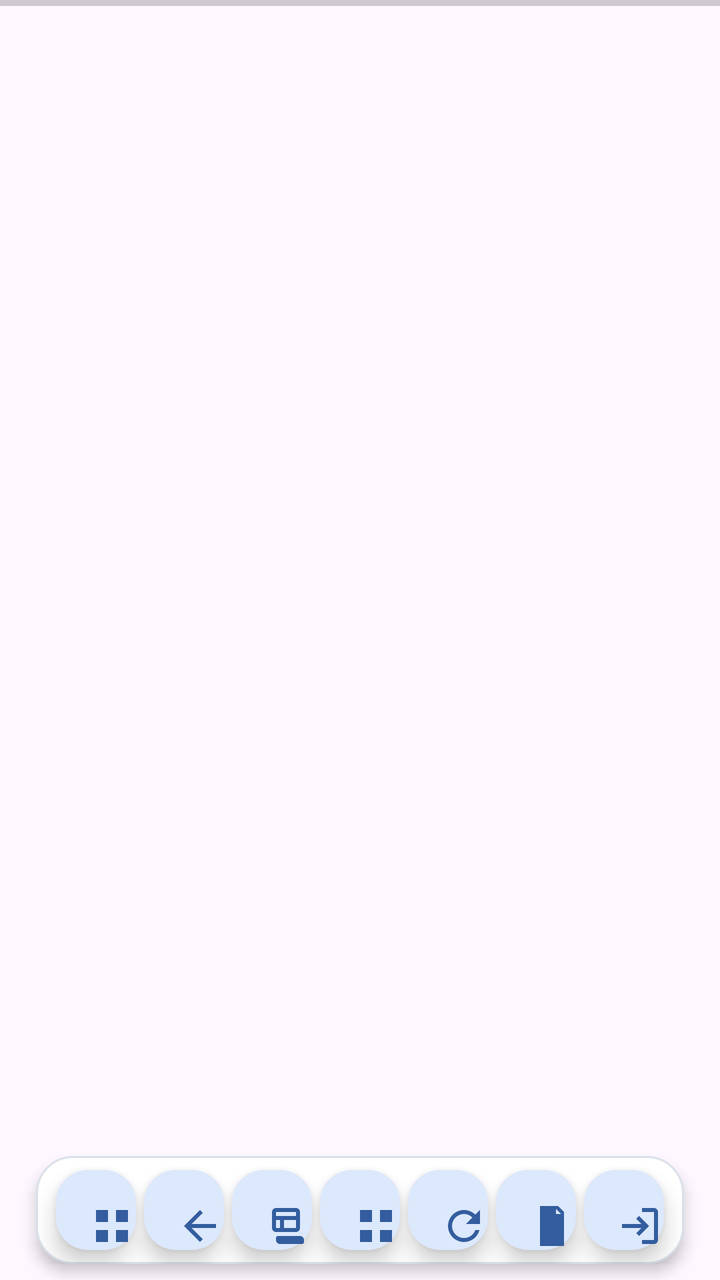
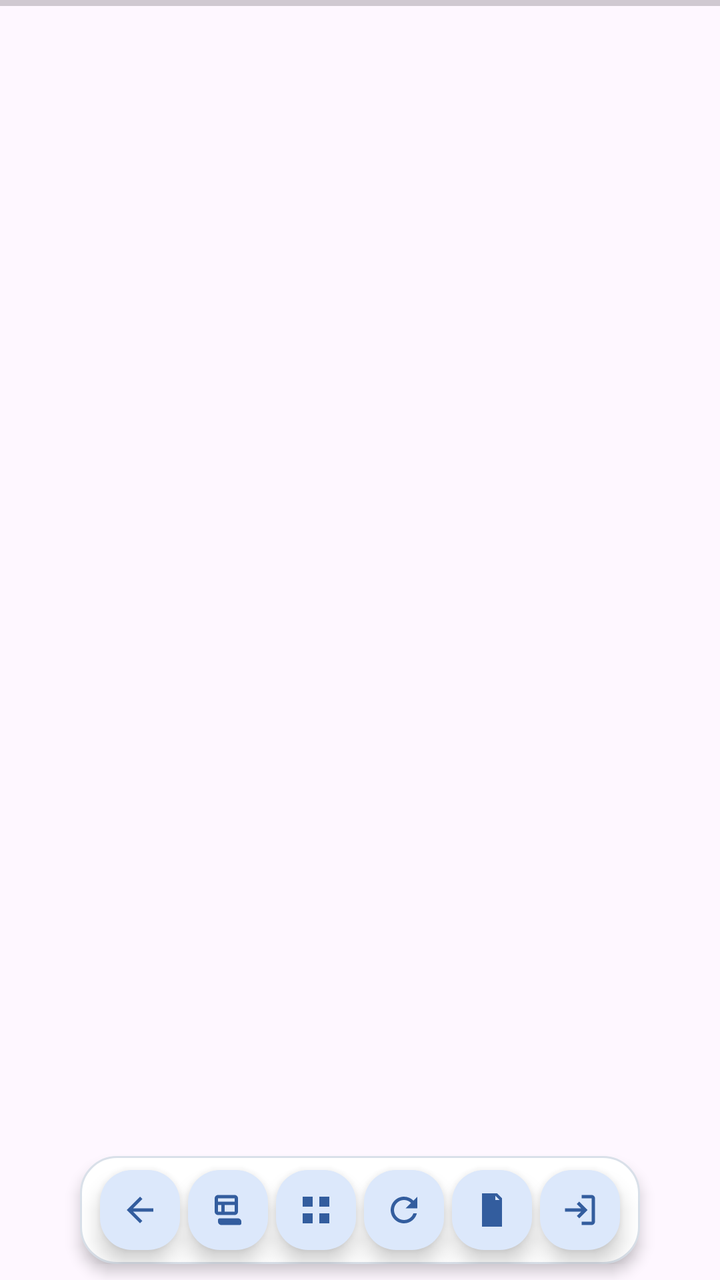

An Android layout rendered at two revisions. The XML below is the earlier revision; the diff shows what the commit changed to produce the second picture.
<!-- AndroidManifest.xml: application theme Theme.SiteHub -->
<!-- res/layout/activity_web.xml -->
<FrameLayout xmlns:android="http://schemas.android.com/apk/res/android" xmlns:app="http://schemas.android.com/apk/res-auto" android:layout_width="match_parent" android:layout_height="match_parent">
    <FrameLayout android:id="@+id/webViewContainer" android:layout_width="match_parent" android:layout_height="match_parent" android:layout_marginTop="52dp" android:layout_marginBottom="70dp" />
    <ProgressBar android:id="@+id/progress" style="?android:attr/progressBarStyleHorizontal" android:layout_width="match_parent" android:layout_height="3dp" android:layout_gravity="top" android:max="100" />
    <HorizontalScrollView android:id="@+id/windowTabScroller" android:layout_width="match_parent" android:layout_height="28dp" android:layout_gravity="top" android:layout_marginTop="8dp" android:fillViewport="false" android:scrollbars="none">
        <LinearLayout android:id="@+id/windowTabs" android:layout_width="wrap_content" android:layout_height="match_parent" android:paddingStart="12dp" android:paddingEnd="12dp" android:gravity="center_vertical" android:orientation="horizontal" />
    </HorizontalScrollView>
    <LinearLayout android:id="@+id/actionDrawer" android:layout_width="wrap_content" android:layout_height="54dp" android:layout_gravity="bottom|center_horizontal" android:layout_marginBottom="8dp" android:background="@drawable/bg_action_bar" android:clipToPadding="false" android:elevation="4dp" android:gravity="center" android:orientation="horizontal">
        <com.google.android.material.floatingactionbutton.FloatingActionButton android:id="@+id/menuButton" android:layout_width="40dp" android:layout_height="40dp" android:layout_marginStart="8dp" android:contentDescription="切换网站" android:elevation="0dp" android:padding="10dp" app:backgroundTint="@color/action_button_selected" app:fabSize="mini" app:srcCompat="@drawable/ic_sites" app:tint="@color/action_icon" />
        <com.google.android.material.floatingactionbutton.FloatingActionButton android:id="@+id/backButton" android:layout_width="40dp" android:layout_height="40dp" android:layout_marginStart="4dp" android:contentDescription="返回" android:elevation="0dp" android:padding="10dp" app:backgroundTint="@color/action_button_selected" app:fabSize="mini" app:srcCompat="@drawable/ic_back" app:tint="@color/action_icon" />
        <com.google.android.material.floatingactionbutton.FloatingActionButton android:id="@+id/windowButton" android:layout_width="40dp" android:layout_height="40dp" android:layout_marginStart="4dp" android:contentDescription="切换窗口" android:elevation="0dp" android:padding="10dp" app:backgroundTint="@color/action_button_selected" app:fabSize="mini" app:srcCompat="@drawable/ic_windows" app:tint="@color/action_icon" />
        <com.google.android.material.floatingactionbutton.FloatingActionButton android:id="@+id/switchSiteButton" android:layout_width="40dp" android:layout_height="40dp" android:layout_marginStart="4dp" android:contentDescription="新建窗口" android:elevation="0dp" android:padding="10dp" app:backgroundTint="@color/action_button_selected" app:fabSize="mini" app:srcCompat="@drawable/ic_sites" app:tint="@color/action_icon" />
        <com.google.android.material.floatingactionbutton.FloatingActionButton android:id="@+id/refreshButton" android:layout_width="40dp" android:layout_height="40dp" android:layout_marginStart="4dp" android:contentDescription="刷新" android:elevation="0dp" android:padding="10dp" app:backgroundTint="@color/action_button_selected" app:fabSize="mini" app:srcCompat="@drawable/ic_refresh" app:tint="@color/action_icon" />
        <com.google.android.material.floatingactionbutton.FloatingActionButton android:id="@+id/clearCacheButton" android:layout_width="40dp" android:layout_height="40dp" android:layout_marginStart="4dp" android:contentDescription="清空网页缓存" android:elevation="0dp" android:padding="10dp" app:backgroundTint="@color/action_button_selected" app:fabSize="mini" app:srcCompat="@drawable/ic_cache" app:tint="@color/action_icon" />
        <com.google.android.material.floatingactionbutton.FloatingActionButton android:id="@+id/clearLoginButton" android:layout_width="40dp" android:layout_height="40dp" android:layout_marginStart="4dp" android:layout_marginEnd="8dp" android:contentDescription="清除登录状态" android:elevation="0dp" android:padding="10dp" app:backgroundTint="@color/action_button_selected" app:fabSize="mini" app:srcCompat="@drawable/ic_login" app:tint="@color/action_icon" />
    </LinearLayout>
</FrameLayout>
<!-- resources referenced by this layout -->
<resources>
  <color name="action_button_selected">#DCE8FB</color>
  <color name="action_icon">#335D9E</color>
  <!-- drawable bg_action_bar (drawable) -->
  <shape xmlns:android="http://schemas.android.com/apk/res/android">
      <solid android:color="@color/action_bar_background" />
      <stroke android:width="1dp" android:color="@color/action_bar_stroke" />
      <corners android:radius="18dp" />
      <padding android:left="2dp" android:top="2dp" android:right="2dp" android:bottom="2dp" />
  </shape>
  <!-- drawable ic_back (drawable) -->
  <vector xmlns:android="http://schemas.android.com/apk/res/android" android:width="24dp" android:height="24dp" android:viewportWidth="24" android:viewportHeight="24">
      <path android:fillColor="#312E81" android:pathData="M20,11L7.83,11l5.59,-5.59L12,4l-8,8 8,8 1.41,-1.41L7.83,13L20,13z" />
  </vector>
  <!-- drawable ic_cache (drawable) -->
  <vector xmlns:android="http://schemas.android.com/apk/res/android" android:width="24dp" android:height="24dp" android:viewportWidth="24" android:viewportHeight="24"><path android:fillColor="#312E81" android:pathData="M6,2h9l3,3v17H6zM14,3.5V6h2.5zM8,10h8v2H8zM8,14h8v2H8zM8,18h5v2H8z" /></vector>
  <!-- drawable ic_login (drawable) -->
  <vector xmlns:android="http://schemas.android.com/apk/res/android" android:width="24dp" android:height="24dp" android:viewportWidth="24" android:viewportHeight="24"><path android:fillColor="#312E81" android:pathData="M10.09,15.59L11.5,17l5,-5 -5,-5 -1.41,1.41L12.67,11H3v2h9.67zM19,3h-6v2h6v14h-6v2h6c1.1,0 2,-0.9 2,-2V5c0,-1.1 -0.9,-2 -2,-2z" /></vector>
  <!-- drawable ic_refresh (drawable) -->
  <vector xmlns:android="http://schemas.android.com/apk/res/android" android:width="24dp" android:height="24dp" android:viewportWidth="24" android:viewportHeight="24"><path android:fillColor="#312E81" android:pathData="M17.65,6.35C16.2,4.9 14.21,4 12,4c-4.42,0 -7.99,3.58 -7.99,8s3.57,8 7.99,8c3.73,0 6.84,-2.55 7.73,-6h-2.08c-0.82,2.33 -3.04,4 -5.65,4 -3.31,0 -6,-2.69 -6,-6s2.69,-6 6,-6c1.66,0 3.14,0.69 4.22,1.78L13,11h7V4z" /></vector>
  <!-- drawable ic_sites (drawable) -->
  <vector xmlns:android="http://schemas.android.com/apk/res/android" android:width="24dp" android:height="24dp" android:viewportWidth="24" android:viewportHeight="24"><path android:fillColor="#312E81" android:pathData="M4,4h6v6H4zM14,4h6v6h-6zM4,14h6v6H4zM14,14h6v6h-6z" /></vector>
  <!-- drawable ic_windows (drawable) -->
  <vector xmlns:android="http://schemas.android.com/apk/res/android" android:width="24dp" android:height="24dp" android:viewportWidth="24" android:viewportHeight="24">
      <path android:fillColor="#FF243348" android:pathData="M4,5C4,3.9 4.9,3 6,3h10c1.1,0 2,0.9 2,2v8c0,1.1 -0.9,2 -2,2H6c-1.1,0 -2,-0.9 -2,-2V5zM6,5v2h10V5H6zM8,9H6v4h2V9zM16,9H10v4h6V9zM8,17h10c1.1,0 2,0.9 2,2v1c0,0.6 -0.4,1 -1,1H8c-1.1,0 -2,-0.9 -2,-2v-1c0,-0.6 0.4,-1 1,-1h1z" />
  </vector>
  <style name="Theme.SiteHub" parent="Theme.Material3.DayNight.NoActionBar">
          <item name="android:fontFamily">sans</item>
          <item name="android:colorAccent">@color/indigo_700</item>
          <item name="android:windowLightStatusBar">true</item>
          <item name="android:statusBarColor">@color/surface_primary</item>
          <item name="android:navigationBarColor">@android:color/white</item>
      </style>
  <color name="action_bar_background">#FFFFFF</color>
  <color name="action_bar_stroke">#D9E0E9</color>
  <color name="indigo_700">#4F46E5</color>
  <color name="surface_primary">#F8F7FF</color>
</resources>

<!-- the commit's change to res/layout/activity_web.xml (unified diff, before → after) -->
@@ -5,12 +5,11 @@
         <LinearLayout android:id="@+id/windowTabs" android:layout_width="wrap_content" android:layout_height="match_parent" android:paddingStart="12dp" android:paddingEnd="12dp" android:gravity="center_vertical" android:orientation="horizontal" />
     </HorizontalScrollView>
     <LinearLayout android:id="@+id/actionDrawer" android:layout_width="wrap_content" android:layout_height="54dp" android:layout_gravity="bottom|center_horizontal" android:layout_marginBottom="8dp" android:background="@drawable/bg_action_bar" android:clipToPadding="false" android:elevation="4dp" android:gravity="center" android:orientation="horizontal">
-        <com.google.android.material.floatingactionbutton.FloatingActionButton android:id="@+id/menuButton" android:layout_width="40dp" android:layout_height="40dp" android:layout_marginStart="8dp" android:contentDescription="切换网站" android:elevation="0dp" android:padding="10dp" app:backgroundTint="@color/action_button_selected" app:fabSize="mini" app:srcCompat="@drawable/ic_sites" app:tint="@color/action_icon" />
-        <com.google.android.material.floatingactionbutton.FloatingActionButton android:id="@+id/backButton" android:layout_width="40dp" android:layout_height="40dp" android:layout_marginStart="4dp" android:contentDescription="返回" android:elevation="0dp" android:padding="10dp" app:backgroundTint="@color/action_button_selected" app:fabSize="mini" app:srcCompat="@drawable/ic_back" app:tint="@color/action_icon" />
-        <com.google.android.material.floatingactionbutton.FloatingActionButton android:id="@+id/windowButton" android:layout_width="40dp" android:layout_height="40dp" android:layout_marginStart="4dp" android:contentDescription="切换窗口" android:elevation="0dp" android:padding="10dp" app:backgroundTint="@color/action_button_selected" app:fabSize="mini" app:srcCompat="@drawable/ic_windows" app:tint="@color/action_icon" />
-        <com.google.android.material.floatingactionbutton.FloatingActionButton android:id="@+id/switchSiteButton" android:layout_width="40dp" android:layout_height="40dp" android:layout_marginStart="4dp" android:contentDescription="新建窗口" android:elevation="0dp" android:padding="10dp" app:backgroundTint="@color/action_button_selected" app:fabSize="mini" app:srcCompat="@drawable/ic_sites" app:tint="@color/action_icon" />
-        <com.google.android.material.floatingactionbutton.FloatingActionButton android:id="@+id/refreshButton" android:layout_width="40dp" android:layout_height="40dp" android:layout_marginStart="4dp" android:contentDescription="刷新" android:elevation="0dp" android:padding="10dp" app:backgroundTint="@color/action_button_selected" app:fabSize="mini" app:srcCompat="@drawable/ic_refresh" app:tint="@color/action_icon" />
-        <com.google.android.material.floatingactionbutton.FloatingActionButton android:id="@+id/clearCacheButton" android:layout_width="40dp" android:layout_height="40dp" android:layout_marginStart="4dp" android:contentDescription="清空网页缓存" android:elevation="0dp" android:padding="10dp" app:backgroundTint="@color/action_button_selected" app:fabSize="mini" app:srcCompat="@drawable/ic_cache" app:tint="@color/action_icon" />
-        <com.google.android.material.floatingactionbutton.FloatingActionButton android:id="@+id/clearLoginButton" android:layout_width="40dp" android:layout_height="40dp" android:layout_marginStart="4dp" android:layout_marginEnd="8dp" android:contentDescription="清除登录状态" android:elevation="0dp" android:padding="10dp" app:backgroundTint="@color/action_button_selected" app:fabSize="mini" app:srcCompat="@drawable/ic_login" app:tint="@color/action_icon" />
+        <com.google.android.material.floatingactionbutton.FloatingActionButton android:id="@+id/backButton" android:layout_width="40dp" android:layout_height="40dp" android:layout_gravity="center_vertical" android:layout_marginStart="8dp" android:contentDescription="返回" android:elevation="0dp" app:backgroundTint="@color/action_button_selected" app:ensureMinTouchTargetSize="false" app:fabCustomSize="40dp" app:maxImageSize="20dp" app:srcCompat="@drawable/ic_back" app:tint="@color/action_icon" />
+        <com.google.android.material.floatingactionbutton.FloatingActionButton android:id="@+id/windowButton" android:layout_width="40dp" android:layout_height="40dp" android:layout_gravity="center_vertical" android:layout_marginStart="4dp" android:contentDescription="切换窗口" android:elevation="0dp" app:backgroundTint="@color/action_button_selected" app:ensureMinTouchTargetSize="false" app:fabCustomSize="40dp" app:maxImageSize="20dp" app:srcCompat="@drawable/ic_windows" app:tint="@color/action_icon" />
+        <com.google.android.material.floatingactionbutton.FloatingActionButton android:id="@+id/switchSiteButton" android:layout_width="40dp" android:layout_height="40dp" android:layout_gravity="center_vertical" android:layout_marginStart="4dp" android:contentDescription="切换网站" android:elevation="0dp" app:backgroundTint="@color/action_button_selected" app:ensureMinTouchTargetSize="false" app:fabCustomSize="40dp" app:maxImageSize="20dp" app:srcCompat="@drawable/ic_sites" app:tint="@color/action_icon" />
+        <com.google.android.material.floatingactionbutton.FloatingActionButton android:id="@+id/refreshButton" android:layout_width="40dp" android:layout_height="40dp" android:layout_gravity="center_vertical" android:layout_marginStart="4dp" android:contentDescription="刷新" android:elevation="0dp" app:backgroundTint="@color/action_button_selected" app:ensureMinTouchTargetSize="false" app:fabCustomSize="40dp" app:maxImageSize="20dp" app:srcCompat="@drawable/ic_refresh" app:tint="@color/action_icon" />
+        <com.google.android.material.floatingactionbutton.FloatingActionButton android:id="@+id/clearCacheButton" android:layout_width="40dp" android:layout_height="40dp" android:layout_gravity="center_vertical" android:layout_marginStart="4dp" android:contentDescription="清空网页缓存" android:elevation="0dp" app:backgroundTint="@color/action_button_selected" app:ensureMinTouchTargetSize="false" app:fabCustomSize="40dp" app:maxImageSize="20dp" app:srcCompat="@drawable/ic_cache" app:tint="@color/action_icon" />
+        <com.google.android.material.floatingactionbutton.FloatingActionButton android:id="@+id/clearLoginButton" android:layout_width="40dp" android:layout_height="40dp" android:layout_gravity="center_vertical" android:layout_marginStart="4dp" android:layout_marginEnd="8dp" android:contentDescription="清除登录状态" android:elevation="0dp" app:backgroundTint="@color/action_button_selected" app:ensureMinTouchTargetSize="false" app:fabCustomSize="40dp" app:maxImageSize="20dp" app:srcCompat="@drawable/ic_login" app:tint="@color/action_icon" />
     </LinearLayout>
 </FrameLayout>
